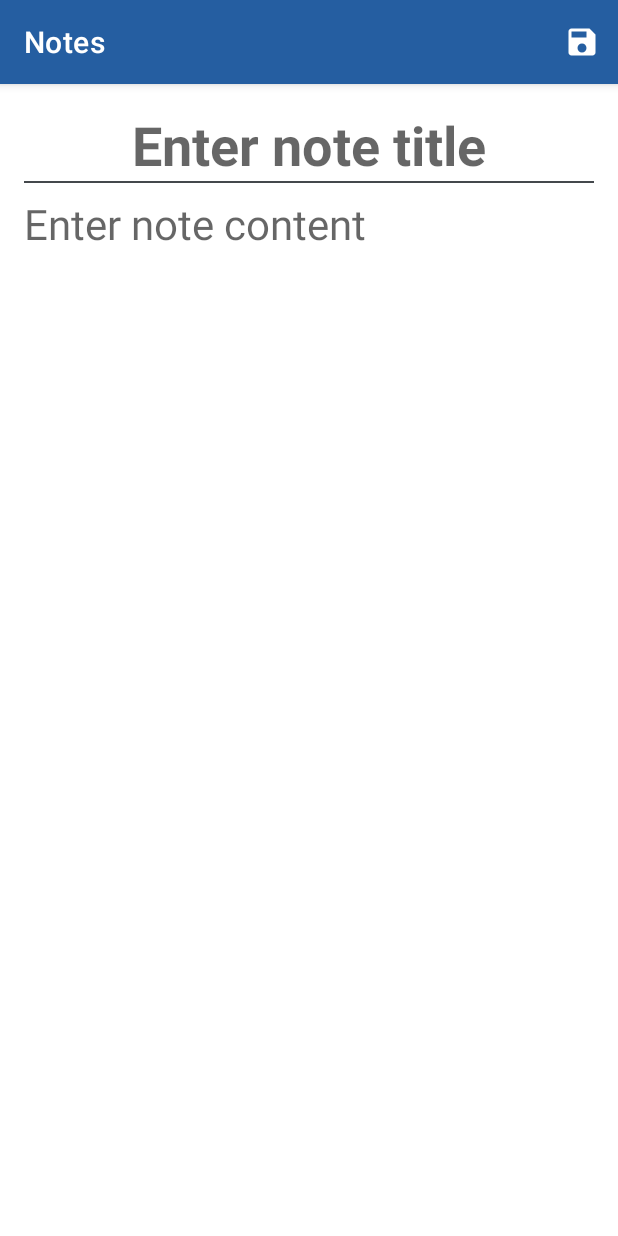
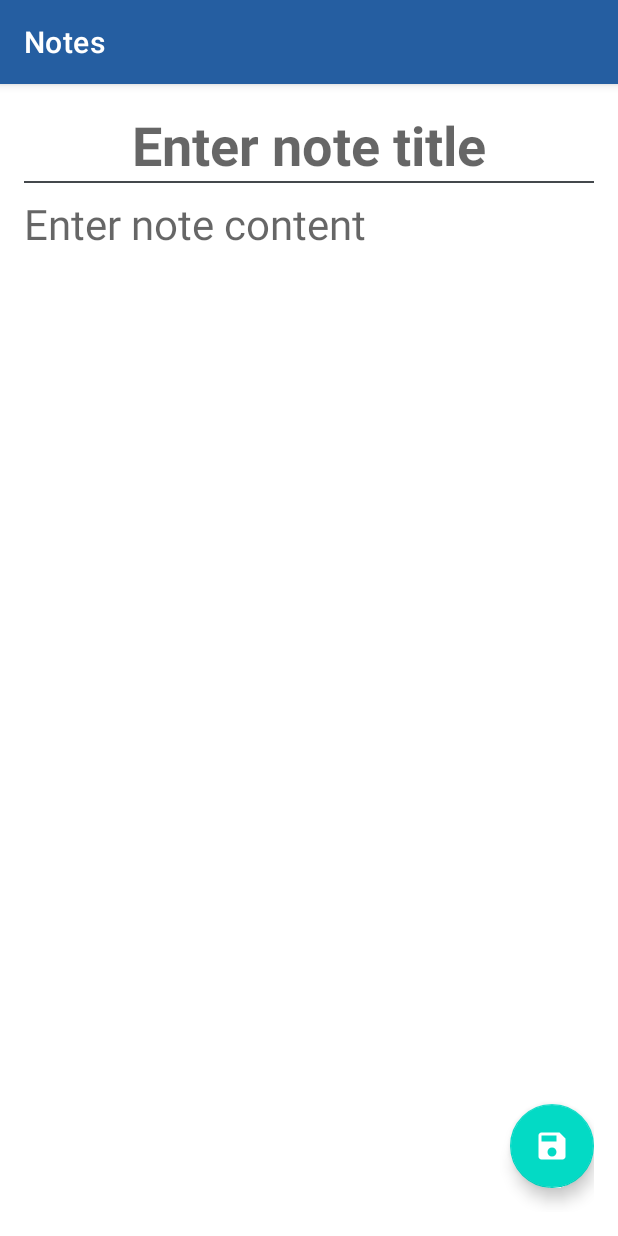
Before and after one commit to can-mustafa/note-app, an Android app: the NoteEditFragment screen opened through its navigation route, on a phone screen of 412 x 824 dp. Run offline under Robolectric (Android 15) with nearby library versions, the phone set to English and light mode, and no system bars; our stand-ins replace Dagger/Hilt's generated code.

Commit message:
ui updated

```diff
--- a/app/src/main/java/com/mustafacan/notes/presentation/view/NoteEditFragment.kt
+++ b/app/src/main/java/com/mustafacan/notes/presentation/view/NoteEditFragment.kt
@@ -1,7 +1,9 @@
 package com.mustafacan.notes.presentation.view
 
 import android.os.Bundle
-import android.view.*
+import android.view.LayoutInflater
+import android.view.View
+import android.view.ViewGroup
 import android.widget.Toast
 import androidx.fragment.app.Fragment
 import androidx.lifecycle.ViewModelProvider
@@ -33,7 +35,6 @@ class NoteEditFragment : Fragment() {
         inflater: LayoutInflater, container: ViewGroup?,
         savedInstanceState: Bundle?
     ): View {
-        setHasOptionsMenu(true)
         _binding = FragmentNoteEditBinding.inflate(inflater, container, false)
         return binding.root
     }
@@ -49,6 +50,7 @@ class NoteEditFragment : Fragment() {
             viewModel.getNoteById(noteId)
         }
 
+        setListeners()
         setObservers()
     }
 
@@ -57,13 +59,8 @@ class NoteEditFragment : Fragment() {
         _binding = null
     }
 
-    override fun onCreateOptionsMenu(menu: Menu, inflater: MenuInflater) {
-        inflater.inflate(R.menu.menu_note_edit, menu)
-    }
-
-    override fun onOptionsItemSelected(item: MenuItem): Boolean {
-        return when (item.itemId) {
-            R.id.menu_note_edit_save -> {
+    private fun setListeners() {
+        binding.noteDetailSaveButton.setOnClickListener {
             if (noteId != Util.INVALID_NOTE_ID) {
                 viewModel.addNote(
                     Note(
@@ -74,9 +71,6 @@ class NoteEditFragment : Fragment() {
                     )
                 )
             }
-                true
-            }
-            else -> super.onOptionsItemSelected(item)
         }
     }
 
--- a/app/src/main/res/layout/fragment_note_edit.xml
+++ b/app/src/main/res/layout/fragment_note_edit.xml
@@ -33,7 +33,7 @@
         android:layout_height="@dimen/match_constraint"
         android:layout_marginTop="@dimen/dp_8"
         android:layout_marginBottom="@dimen/dp_8"
-        app:layout_constraintBottom_toTopOf="@id/note_detail_timestamp"
+        app:layout_constraintBottom_toTopOf="@id/note_detail_save_button"
         app:layout_constraintStart_toStartOf="parent"
         app:layout_constraintTop_toBottomOf="@id/divider">
 
@@ -58,4 +58,15 @@
         app:layout_constraintStart_toStartOf="parent"
         tools:text="Last update: 18.02.1992 21:25" />
 
+    <com.google.android.material.floatingactionbutton.FloatingActionButton
+        android:id="@+id/note_detail_save_button"
+        android:layout_width="wrap_content"
+        android:layout_height="wrap_content"
+        android:layout_marginBottom="@dimen/dp_16"
+        android:contentDescription="@string/fab_content_description"
+        android:src="@drawable/ic_baseline_save_24"
+        app:layout_constraintBottom_toBottomOf="parent"
+        app:layout_constraintEnd_toEndOf="parent"
+        app:tint="@color/white" />
+
 </androidx.constraintlayout.widget.ConstraintLayout>
```
Also changed, not shown: app/src/main/java/com/mustafacan/notes/presentation/view/NoteAddFragment.kt (+7 -12 lines), app/src/main/res/layout/fragment_note_add.xml (+11 -0 lines). Lines whose indentation alone changed are shown as unchanged.
